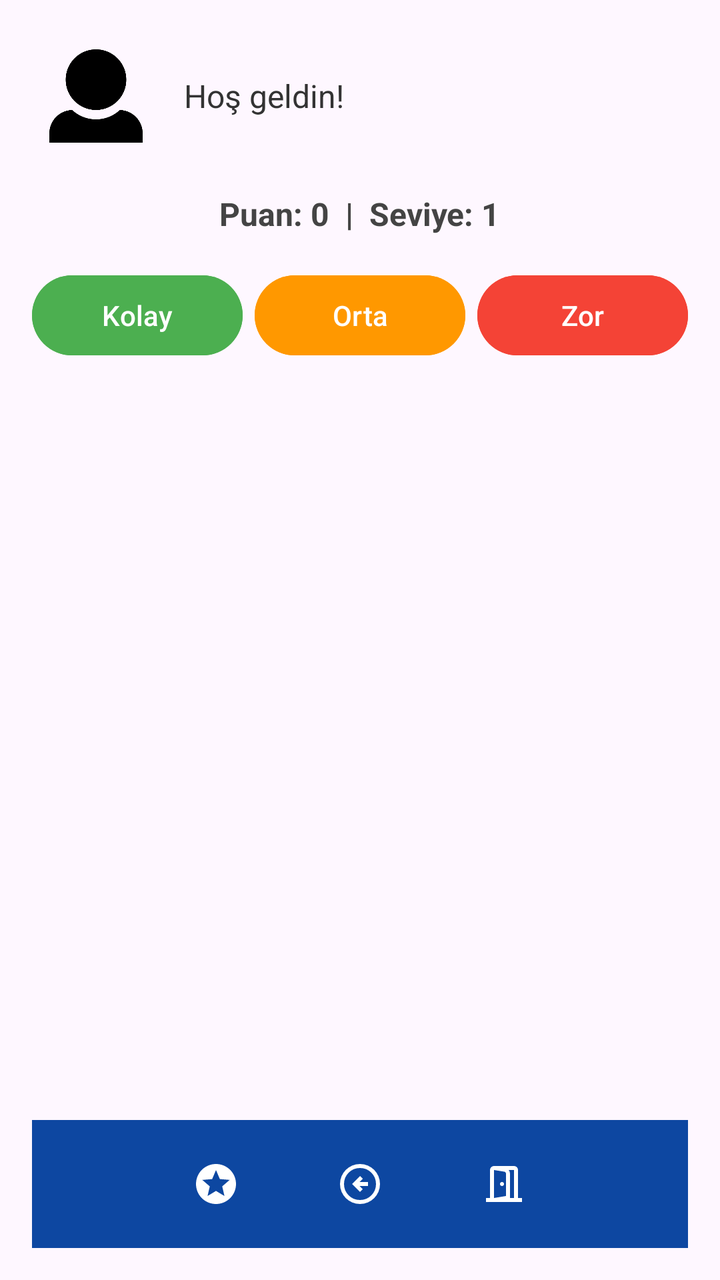
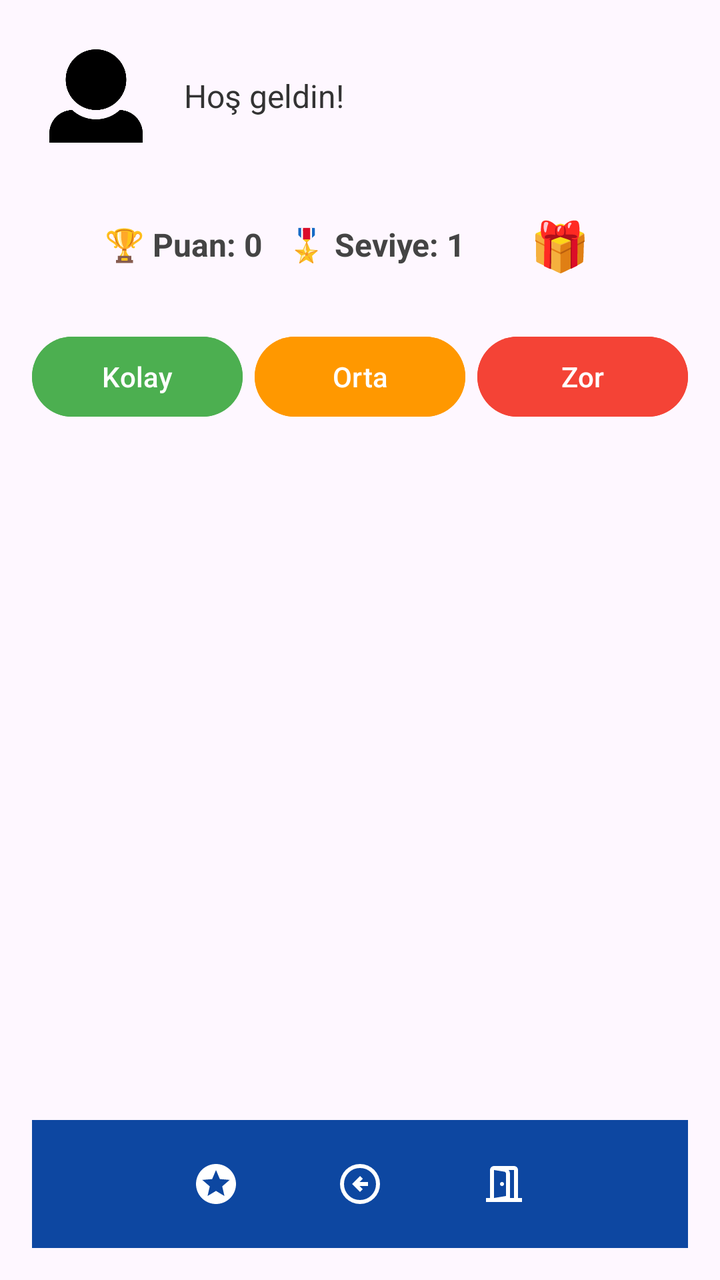

The first picture is an Android layout as it rendered before a commit; the second is the same layout after the commit. The layout source and the unified diff follow.
<!-- AndroidManifest.xml: application theme Theme.MyQuizApp -->
<!-- res/layout/fragment_list.xml -->
<?xml version="1.0" encoding="utf-8"?>
<LinearLayout
    xmlns:android="http://schemas.android.com/apk/res/android"
    android:layout_width="match_parent"
    android:layout_height="match_parent"
    android:orientation="vertical"
    android:padding="16dp">

    
    <LinearLayout
        android:layout_width="match_parent"
        android:layout_height="wrap_content"
        android:orientation="horizontal"
        android:gravity="center_vertical"
        android:paddingBottom="16dp">

        <ImageView
            android:id="@+id/imageViewAvatar"
            android:layout_width="64dp"
            android:layout_height="64dp"
            android:padding="4dp"
            android:src="@drawable/default_avatar" />

        <TextView
            android:id="@+id/textViewWelcome"
            android:layout_width="0dp"
            android:layout_height="wrap_content"
            android:layout_weight="1"
            android:text="Hoş geldin!"
            android:textSize="16sp"
            android:paddingStart="12dp"
            android:textColor="#333333" />
    </LinearLayout>

    
    <TextView
        android:id="@+id/textViewStats"
        android:layout_width="wrap_content"
        android:layout_height="wrap_content"
        android:text="Puan: 0  |  Seviye: 1"
        android:textSize="16sp"
        android:textStyle="bold"
        android:textColor="#444444"
        android:layout_marginBottom="16dp"
        android:layout_gravity="center_horizontal" />

    
    <LinearLayout
        android:id="@+id/difficultyWidget"
        android:layout_width="match_parent"
        android:layout_height="wrap_content"
        android:orientation="horizontal"
        android:gravity="center"
        android:layout_marginBottom="16dp">

        <Button
            android:id="@+id/easyButton"
            android:layout_width="0dp"
            android:layout_height="wrap_content"
            android:layout_weight="1"
            android:layout_marginEnd="6dp"
            android:text="Kolay"
            android:backgroundTint="#4CAF50"
            android:textColor="#FFFFFF" />

        <Button
            android:id="@+id/mediumButton"
            android:layout_width="0dp"
            android:layout_height="wrap_content"
            android:layout_weight="1"
            android:layout_marginEnd="6dp"
            android:text="Orta"
            android:backgroundTint="#FF9800"
            android:textColor="#FFFFFF" />

        <Button
            android:id="@+id/hardButton"
            android:layout_width="0dp"
            android:layout_height="wrap_content"
            android:layout_weight="1"
            android:text="Zor"
            android:backgroundTint="#F44336"
            android:textColor="#FFFFFF" />
    </LinearLayout>

    
    <androidx.recyclerview.widget.RecyclerView
        android:id="@+id/ListRecyclerView"
        android:layout_width="match_parent"
        android:layout_height="0dp"
        android:layout_weight="1"
        android:clipToPadding="false"
        android:scrollbars="vertical" />

    
    <LinearLayout
        android:id="@+id/footerLayout"
        android:layout_width="match_parent"
        android:layout_height="wrap_content"
        android:gravity="center"
        android:orientation="horizontal"
        android:paddingTop="12dp"
        android:paddingBottom="12dp"
        android:background="#0D47A1">

        <ImageView
            android:id="@+id/imageViewLeaderboard"
            android:layout_width="40dp"
            android:layout_height="40dp"
            android:src="@drawable/ic_star"
            android:contentDescription="LeaderBoard"
            android:padding="8dp"
            android:tint="#FFFFFF" />

        <View
            android:layout_width="32dp"
            android:layout_height="1dp"
            android:background="@android:color/transparent" />

        <ImageView
            android:id="@+id/imageViewLogout"
            android:layout_width="40dp"
            android:layout_height="40dp"
            android:src="@drawable/ic_exit"
            android:contentDescription="Çıkış Yap"
            android:padding="8dp"
            android:tint="#FFFFFF" />

        <View
            android:layout_width="32dp"
            android:layout_height="1dp"
            android:background="@android:color/transparent" />

        <ImageView
            android:id="@+id/imageViewProfile"
            android:layout_width="40dp"
            android:layout_height="40dp"
            android:src="@drawable/ic_profile"
            android:contentDescription="Profil"
            android:padding="8dp"
            android:tint="#FFFFFF" />
    </LinearLayout>

</LinearLayout>
<!-- resources referenced by this layout -->
<resources>
  <!-- drawable default_avatar: png bitmap (drawable, 7645 bytes) -->
  <!-- drawable ic_exit (drawable) -->
  <vector xmlns:android="http://schemas.android.com/apk/res/android" android:autoMirrored="true" android:height="24dp" android:tint="#000000" android:viewportHeight="960" android:viewportWidth="960" android:width="24dp">
        
      <path android:fillColor="@android:color/white" android:pathData="M480,640L536,584L472,520L640,520L640,440L472,440L536,376L480,320L320,480L480,640ZM480,880Q397,880 324,848.5Q251,817 197,763Q143,709 111.5,636Q80,563 80,480Q80,397 111.5,324Q143,251 197,197Q251,143 324,111.5Q397,80 480,80Q563,80 636,111.5Q709,143 763,197Q817,251 848.5,324Q880,397 880,480Q880,563 848.5,636Q817,709 763,763Q709,817 636,848.5Q563,880 480,880ZM480,800Q614,800 707,707Q800,614 800,480Q800,346 707,253Q614,160 480,160Q346,160 253,253Q160,346 160,480Q160,614 253,707Q346,800 480,800ZM480,480Q480,480 480,480Q480,480 480,480Q480,480 480,480Q480,480 480,480Q480,480 480,480Q480,480 480,480Q480,480 480,480Q480,480 480,480Z"/>
      
  </vector>
  <!-- drawable ic_profile (drawable) -->
  <vector xmlns:android="http://schemas.android.com/apk/res/android" android:height="24dp" android:tint="#000000" android:viewportHeight="960" android:viewportWidth="960" android:width="24dp">
        
      <path android:fillColor="@android:color/white" android:pathData="M440,520Q457,520 468.5,508.5Q480,497 480,480Q480,463 468.5,451.5Q457,440 440,440Q423,440 411.5,451.5Q400,463 400,480Q400,497 411.5,508.5Q423,520 440,520ZM280,840L280,760L520,720L520,275Q520,260 511,248Q502,236 488,234L280,200L280,120L500,156Q544,164 572,197Q600,230 600,274L600,786L280,840ZM120,840L120,760L200,760L200,200Q200,166 223.5,143Q247,120 280,120L680,120Q714,120 737,143Q760,166 760,200L760,760L840,760L840,840L120,840ZM280,760L680,760L680,200Q680,200 680,200Q680,200 680,200L280,200Q280,200 280,200Q280,200 280,200L280,760Z"/>
      
  </vector>
  <!-- drawable ic_star (drawable) -->
  <vector xmlns:android="http://schemas.android.com/apk/res/android" android:height="24dp" android:tint="#000000" android:viewportHeight="24" android:viewportWidth="24" android:width="24dp">
        
      <path android:fillColor="@android:color/white" android:pathData="M11.99,2C6.47,2 2,6.48 2,12s4.47,10 9.99,10C17.52,22 22,17.52 22,12S17.52,2 11.99,2zM16.23,18L12,15.45 7.77,18l1.12,-4.81 -3.73,-3.23 4.92,-0.42L12,5l1.92,4.53 4.92,0.42 -3.73,3.23L16.23,18z"/>
      
  </vector>
  <style name="Theme.MyQuizApp" parent="Base.Theme.MyQuizApp" />
  <style name="Base.Theme.MyQuizApp" parent="Theme.Material3.DayNight.NoActionBar">
          
          
      </style>
</resources>

<!-- the commit's change to res/layout/fragment_list.xml (unified diff, before → after) -->
@@ -1,144 +1,259 @@
 <?xml version="1.0" encoding="utf-8"?>
-<LinearLayout
-    xmlns:android="http://schemas.android.com/apk/res/android"
+<FrameLayout xmlns:android="http://schemas.android.com/apk/res/android"
+    xmlns:app="http://schemas.android.com/apk/res-auto"
     android:layout_width="match_parent"
-    android:layout_height="match_parent"
-    android:orientation="vertical"
-    android:padding="16dp">
+    android:layout_height="match_parent">
 
     
     <LinearLayout
+        android:orientation="vertical"
+        android:padding="16dp"
         android:layout_width="match_parent"
-        android:layout_height="wrap_content"
-        android:orientation="horizontal"
-        android:gravity="center_vertical"
-        android:paddingBottom="16dp">
-
-        <ImageView
-            android:id="@+id/imageViewAvatar"
-            android:layout_width="64dp"
-            android:layout_height="64dp"
-            android:padding="4dp"
-            android:src="@drawable/default_avatar" />
-
-        <TextView
-            android:id="@+id/textViewWelcome"
-            android:layout_width="0dp"
-            android:layout_height="wrap_content"
+        android:layout_height="match_parent">
+
+        
+        <LinearLayout
+            android:layout_width="match_parent"
+            android:layout_height="wrap_content"
+            android:orientation="horizontal"
+            android:gravity="center_vertical"
+            android:paddingBottom="16dp">
+
+            <ImageView
+                android:id="@+id/imageViewAvatar"
+                android:layout_width="64dp"
+                android:layout_height="64dp"
+                android:padding="4dp"
+                android:src="@drawable/default_avatar" />
+
+            <TextView
+                android:id="@+id/textViewWelcome"
+                android:layout_width="0dp"
+                android:layout_height="wrap_content"
+                android:layout_weight="1"
+                android:text="Hoş geldin!"
+                android:textSize="16sp"
+                android:paddingStart="12dp"
+                android:textColor="#333333" />
+        </LinearLayout>
+
+        
+        <LinearLayout
+            android:layout_width="wrap_content"
+            android:layout_height="wrap_content"
+            android:layout_gravity="center_horizontal"
+            android:orientation="horizontal"
+            android:gravity="center_vertical"
+            android:layout_marginBottom="16dp">
+
+            <TextView
+                android:id="@+id/textViewStats"
+                android:layout_width="wrap_content"
+                android:layout_height="wrap_content"
+                android:text="🏆 Puan: 0   🎖️ Seviye: 1 "
+                android:textSize="16sp"
+                android:textStyle="bold"
+                android:textColor="#444444" />
+
+            <Button
+                android:id="@+id/dailyGiftButton"
+                android:layout_width="wrap_content"
+                android:layout_height="wrap_content"
+                android:text="🎁"
+                android:textSize="24sp"
+                android:layout_marginStart="16dp"
+                android:background="@android:color/transparent"
+                android:textColor="#FFFFFF"
+                android:minWidth="0dp"
+                android:minHeight="0dp"
+                android:paddingStart="12dp"
+                android:paddingEnd="12dp"
+                android:paddingTop="6dp"
+                android:paddingBottom="6dp"
+                android:layout_gravity="center_vertical" />
+        </LinearLayout>
+
+        
+        <LinearLayout
+            android:id="@+id/difficultyWidget"
+            android:layout_width="match_parent"
+            android:layout_height="wrap_content"
+            android:orientation="horizontal"
+            android:gravity="center"
+            android:layout_marginBottom="16dp">
+
+            <Button
+                android:id="@+id/easyButton"
+                android:layout_width="0dp"
+                android:layout_height="wrap_content"
+                android:layout_weight="1"
+                android:layout_marginEnd="6dp"
+                android:text="Kolay"
+                android:backgroundTint="#4CAF50"
+                android:textColor="#FFFFFF" />
+
+            <Button
+                android:id="@+id/mediumButton"
+                android:layout_width="0dp"
+                android:layout_height="wrap_content"
+                android:layout_weight="1"
+                android:layout_marginEnd="6dp"
+                android:text="Orta"
+                android:backgroundTint="#FF9800"
+                android:textColor="#FFFFFF" />
+
+            <Button
+                android:id="@+id/hardButton"
+                android:layout_width="0dp"
+                android:layout_height="wrap_content"
+                android:layout_weight="1"
+                android:text="Zor"
+                android:backgroundTint="#F44336"
+                android:textColor="#FFFFFF" />
+        </LinearLayout>
+
+        
+        <androidx.recyclerview.widget.RecyclerView
+            android:id="@+id/ListRecyclerView"
+            android:layout_width="match_parent"
+            android:layout_height="0dp"
             android:layout_weight="1"
-            android:text="Hoş geldin!"
-            android:textSize="16sp"
-            android:paddingStart="12dp"
-            android:textColor="#333333" />
+            android:clipToPadding="false"
+            android:scrollbars="vertical" />
+
+        
+        <LinearLayout
+            android:id="@+id/footerLayout"
+            android:layout_width="match_parent"
+            android:layout_height="wrap_content"
+            android:gravity="center"
+            android:orientation="horizontal"
+            android:paddingTop="12dp"
+            android:paddingBottom="12dp"
+            android:background="#0D47A1">
+
+            <ImageView
+                android:id="@+id/imageViewLeaderboard"
+                android:layout_width="40dp"
+                android:layout_height="40dp"
+                android:src="@drawable/ic_star"
+                android:contentDescription="LeaderBoard"
+                android:padding="8dp"
+                android:tint="#FFFFFF" />
+
+            <View
+                android:layout_width="32dp"
+                android:layout_height="1dp"
+                android:background="@android:color/transparent" />
+
+            <ImageView
+                android:id="@+id/imageViewLogout"
+                android:layout_width="40dp"
+                android:layout_height="40dp"
+                android:src="@drawable/ic_exit"
+                android:contentDescription="Çıkış Yap"
+                android:padding="8dp"
+                android:tint="#FFFFFF" />
+
+            <View
+                android:layout_width="32dp"
+                android:layout_height="1dp"
+                android:background="@android:color/transparent" />
+
+            <ImageView
+                android:id="@+id/imageViewProfile"
+                android:layout_width="40dp"
+                android:layout_height="40dp"
+                android:src="@drawable/ic_profile"
+                android:contentDescription="Profil"
+                android:padding="8dp"
+                android:tint="#FFFFFF" />
+        </LinearLayout>
+
     </LinearLayout>
 
     
-    <TextView
-        android:id="@+id/textViewStats"
-        android:layout_width="wrap_content"
-        android:layout_height="wrap_content"
-        android:text="Puan: 0  |  Seviye: 1"
-        android:textSize="16sp"
-        android:textStyle="bold"
-        android:textColor="#444444"
-        android:layout_marginBottom="16dp"
-        android:layout_gravity="center_horizontal" />
-
-    
-    <LinearLayout
-        android:id="@+id/difficultyWidget"
+    <FrameLayout
+        android:id="@+id/confettiOverlay"
         android:layout_width="match_parent"
-        android:layout_height="wrap_content"
-        android:orientation="horizontal"
-        android:gravity="center"
-        android:layout_marginBottom="16dp">
-
-        <Button
-            android:id="@+id/easyButton"
-            android:layout_width="0dp"
-            android:layout_height="wrap_content"
-            android:layout_weight="1"
-            android:layout_marginEnd="6dp"
-            android:text="Kolay"
-            android:backgroundTint="#4CAF50"
-            android:textColor="#FFFFFF" />
-
-        <Button
-            android:id="@+id/mediumButton"
-            android:layout_width="0dp"
-            android:layout_height="wrap_content"
-            android:layout_weight="1"
-            android:layout_marginEnd="6dp"
-            android:text="Orta"
-            android:backgroundTint="#FF9800"
-            android:textColor="#FFFFFF" />
-
-        <Button
-            android:id="@+id/hardButton"
-            android:layout_width="0dp"
-            android:layout_height="wrap_content"
-            android:layout_weight="1"
-            android:text="Zor"
-            android:backgroundTint="#F44336"
-            android:textColor="#FFFFFF" />
-    </LinearLayout>
-
-    
-    <androidx.recyclerview.widget.RecyclerView
-        android:id="@+id/ListRecyclerView"
+        android:layout_height="match_parent"
+        android:visibility="gone"
+        android:background="#80000000"
+        android:clickable="true"
+        android:focusable="true">
+
+        <LinearLayout
+            android:layout_width="280dp"
+            android:layout_height="wrap_content"
+            android:orientation="vertical"
+            android:padding="24dp"
+            android:background="@android:color/white"
+            android:layout_gravity="center"
+            android:elevation="8dp"
+            android:gravity="center"
+            android:layout_margin="16dp">
+
+            <com.airbnb.lottie.LottieAnimationView
+                android:id="@+id/confettiAnimationView"
+                android:layout_width="200dp"
+                android:layout_height="200dp"
+                app:lottie_rawRes="@raw/confetti"
+                app:lottie_autoPlay="false"
+                app:lottie_loop="false" />
+
+            <TextView
+                android:id="@+id/levelUpText"
+                android:layout_width="wrap_content"
+                android:layout_height="wrap_content"
+                android:text="🎉 Tebrikler! Seviye atladınız! 🎉"
+                android:textSize="20sp"
+                android:textColor="#000000"
+                android:textStyle="bold"
+                android:gravity="center"
+                android:layout_marginTop="8dp" />
+        </LinearLayout>
+    </FrameLayout>
+    <FrameLayout
+        android:id="@+id/giftOverlay"
         android:layout_width="match_parent"
-        android:layout_height="0dp"
-        android:layout_weight="1"
-        android:clipToPadding="false"
-        android:scrollbars="vertical" />
-
-    
-    <LinearLayout
-        android:id="@+id/footerLayout"
-        android:layout_width="match_parent"
-        android:layout_height="wrap_content"
-        android:gravity="center"
-        android:orientation="horizontal"
-        android:paddingTop="12dp"
-        android:paddingBottom="12dp"
-        android:background="#0D47A1">
-
-        <ImageView
-            android:id="@+id/imageViewLeaderboard"
-            android:layout_width="40dp"
-            android:layout_height="40dp"
-            android:src="@drawable/ic_star"
-            android:contentDescription="LeaderBoard"
-            android:padding="8dp"
-            android:tint="#FFFFFF" />
-
-        <View
-            android:layout_width="32dp"
-            android:layout_height="1dp"
-            android:background="@android:color/transparent" />
-
-        <ImageView
-            android:id="@+id/imageViewLogout"
-            android:layout_width="40dp"
-            android:layout_height="40dp"
-            android:src="@drawable/ic_exit"
-            android:contentDescription="Çıkış Yap"
-            android:padding="8dp"
-            android:tint="#FFFFFF" />
-
-        <View
-            android:layout_width="32dp"
-            android:layout_height="1dp"
-            android:background="@android:color/transparent" />
-
-        <ImageView
-            android:id="@+id/imageViewProfile"
-            android:layout_width="40dp"
-            android:layout_height="40dp"
-            android:src="@drawable/ic_profile"
-            android:contentDescription="Profil"
-            android:padding="8dp"
-            android:tint="#FFFFFF" />
-    </LinearLayout>
-
-</LinearLayout>
+        android:layout_height="match_parent"
+        android:background="#80000000"
+        android:visibility="gone"
+        android:clickable="true"
+        android:focusable="true">
+
+        <LinearLayout
+            android:layout_width="280dp"
+            android:layout_height="wrap_content"
+            android:orientation="vertical"
+            android:padding="24dp"
+            android:background="@android:color/white"
+            android:layout_gravity="center"
+            android:elevation="8dp"
+            android:gravity="center"
+            android:layout_margin="16dp">
+
+            <com.airbnb.lottie.LottieAnimationView
+                android:id="@+id/giftAnimationView"
+                android:layout_width="200dp"
+                android:layout_height="200dp"
+                app:lottie_rawRes="@raw/gift_box"
+                app:lottie_autoPlay="false"
+                app:lottie_loop="false" />
+
+            <TextView
+                android:id="@+id/giftPointText"
+                android:layout_width="wrap_content"
+                android:layout_height="wrap_content"
+                android:text="🎉 2 Puan Kazandınız! 🎉"
+                android:textSize="20sp"
+                android:textColor="#000000"
+                android:textStyle="bold"
+                android:gravity="center"
+                android:visibility="gone"
+                android:layout_marginTop="12dp" />
+        </LinearLayout>
+    </FrameLayout>
+
+
+</FrameLayout>
